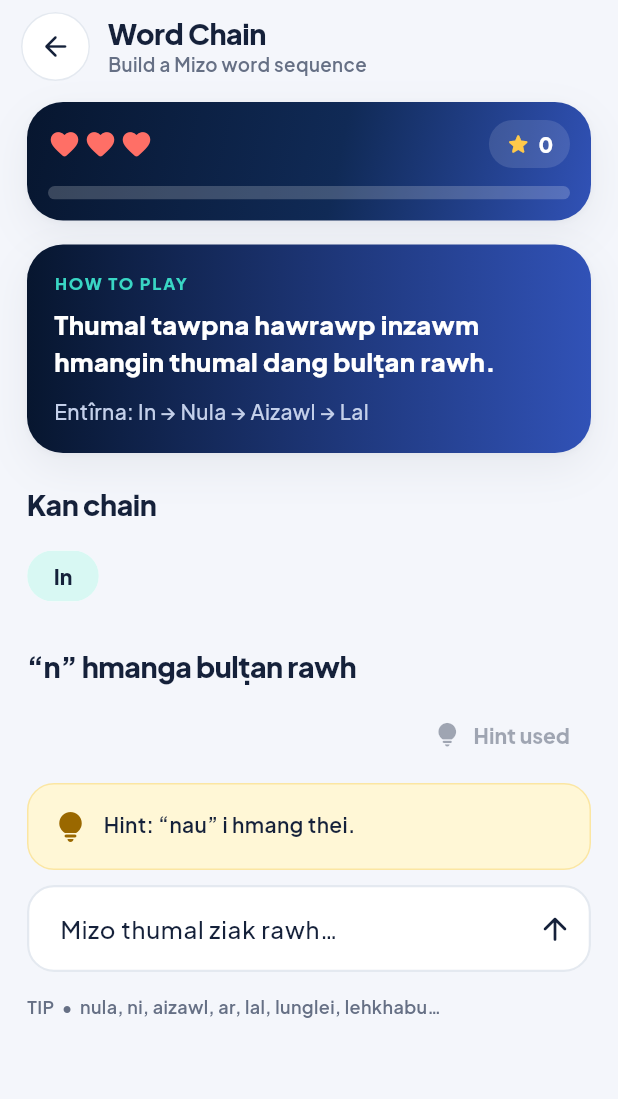
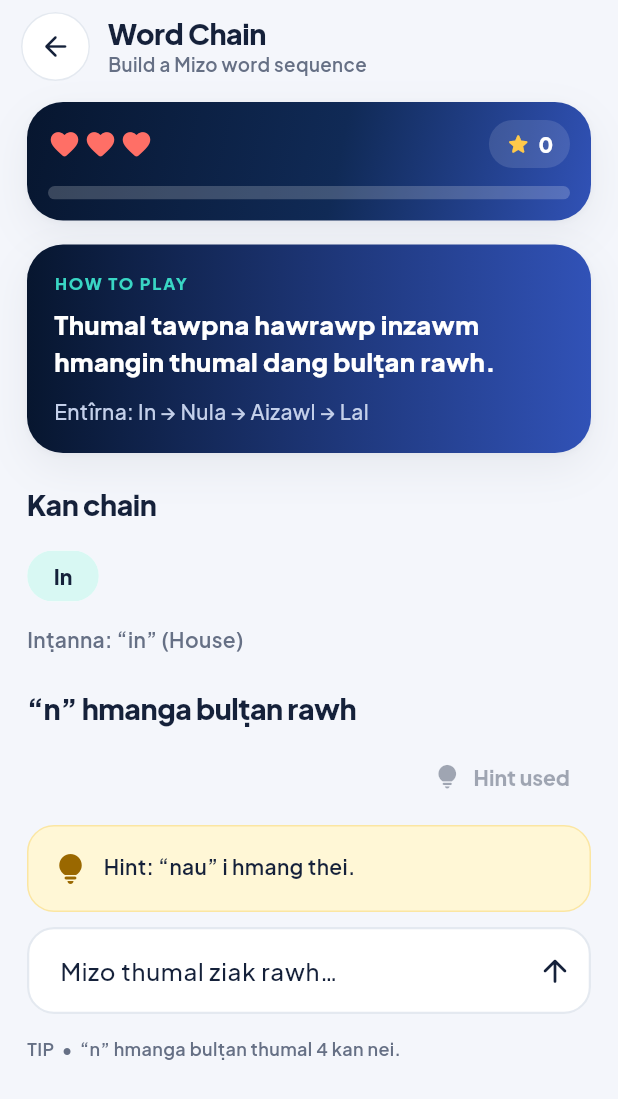
Before and after one commit to thadomaloma/hnahsin, a Flutter app: the WordChainGame widget shown alone on an empty page, opened directly with empty values, after a tap on "Use a hint", on a phone screen of 412 x 824 dp. Shown: the top 1099 px of the screen. Run offline on Flutter 3.47's test engine with Material 3 defaults, Android fonts, the phone set to English and light mode, and no system bars; our stand-ins replace shared_preferences, sqflite; accounts and stored records are empty; project files that could hold a hidden picture were left out.

Commit message:
Link Word Chain words by Mizo alphabet letters
- Words split into the letters of the Mizo alphabet (aw, ch and ng are
  the only two-letter ones), so a "th", "kh" or "hm" word starts with t,
  k or h. The old cluster list left half the vocabulary unreachable and
  took hearts for links learners read as right. âw now counts as aw;
  ṭ stays its own letter.
- Only single words are chained; phrases are left out. Built-in words
  use the reviewed catalog spellings and lose their duplicate spellings.
- A round starts from a level-appropriate word with plenty of ways on,
  shows what each word means, explains which letter a wrong word starts
  with, and the tip counts the words that can come next.
- The hint suggests the easiest word that doesn't strand the learner.
  Next words come from an index instead of scanning the vocabulary.

Co-Authored-By: Claude Opus 5.5 <noreply@anthropic.com>

```diff
--- a/lib/src/data.dart
+++ b/lib/src/data.dart
@@ -505,7 +505,7 @@ const chainDictionary = <String>{
   'hming',
   'hnam',
   'in',
-  'inkhel',
+  'inkhêl',
   'kal',
   'lal',
   'lehkhabu',
@@ -519,25 +519,23 @@ const chainDictionary = <String>{
   'nula',
   'nu',
   'pa',
-  'par',
+  'pâr',
   'ram',
   'sakei',
   'sangha',
   'sava',
   'sikul',
-  'thian',
   'ṭhian',
   'thing',
   'thla',
-  'tlang',
+  'tlâng',
   'tlawmngaihna',
-  'tlan',
+  'tlân',
   'tui',
   'ui',
   'upa',
   'zai',
   'ziak',
-  'zirtirtu',
   'zirtîrtu',
 };
 
@@ -624,36 +622,26 @@ String foldMizo(String value) => normalizeMizo(value)
     .map((letter) => _plainLetters[letter] ?? letter)
     .join();
 
-const _mizoClusters = <String>[
-  'ch',
-  'kh',
-  'ng',
-  'ph',
-  'th',
-  'tl',
-  'hm',
-  'hl',
-  'hr',
-  'lh',
-  'rh',
-  'aw'
-];
+/// The two-letter letters of the Mizo alphabet (A AW B CH D E F G NG H I J
+/// K L M N O P R S T Ṭ U V Z). Clusters such as th, kh or hm are two
+/// letters, as a learner reading the alphabet would count them.
+const _mizoDigraphs = <String>['aw', 'ch', 'ng'];
 
+/// [value] split into Mizo alphabet letters. Circumflexes are dropped (â is
+/// still the letter a, and âw is still aw); ṭ stays its own letter.
 List<String> mizoUnits(String value) {
-  final normalized = normalizeMizo(value);
+  final letters = normalizeMizo(value)
+      .split('')
+      .map((letter) => letter == 'ṭ' ? letter : (_plainLetters[letter] ?? letter))
+      .join();
   final units = <String>[];
   var index = 0;
-  while (index < normalized.length) {
-    final matches = _mizoClusters
-        .where((candidate) => normalized.startsWith(candidate, index));
-    if (matches.isNotEmpty) {
-      final match = matches.first;
-      units.add(match);
-      index += match.length;
-    } else {
-      units.add(normalized[index]);
-      index += 1;
-    }
+  while (index < letters.length) {
+    final digraph = _mizoDigraphs
+        .where((candidate) => letters.startsWith(candidate, index))
+        .firstOrNull;
+    units.add(digraph ?? letters[index]);
+    index += digraph?.length ?? 1;
   }
   return units;
 }
--- a/lib/src/games.dart
+++ b/lib/src/games.dart
@@ -885,7 +885,14 @@ class _WordChainGameState extends State<WordChainGame> {
   late final GameRuntime runtime;
   GameSession get session => runtime.session;
   final TextEditingController input = TextEditingController();
-  final List<String> chain = ['in'];
+  final List<String> chain = [];
+  late final Set<String> vocabulary;
+
+  /// Vocabulary words by their first letter, for finding what can follow.
+  late final Map<String, List<String>> byFirstLetter;
+
+  /// Catalog entries by normalized word, for meanings and difficulty.
+  late final Map<String, WordEntry> entries;
   String? message;
   bool messageIsError = false;
   bool finishing = false;
@@ -902,6 +909,17 @@ class _WordChainGameState extends State<WordChainGame> {
       },
       onTimedOut: _timedOut,
     );
+    vocabulary = widget.controller.chainVocabulary;
+    byFirstLetter = <String, List<String>>{};
+    for (final word in vocabulary) {
+      (byFirstLetter[firstMizoUnit(word)] ??= <String>[]).add(word);
+    }
+    entries = <String, WordEntry>{
+      for (final entry in widget.controller.wordCatalog.reversed)
+        normalizeMizo(entry.word): entry,
+    };
+    final start = _pickStart();
+    chain.add(start);
     unawaited(
       runtime.initialize(
         currentIndex: () => chain.length - 1,
@@ -917,7 +935,7 @@ class _WordChainGameState extends State<WordChainGame> {
               const <String>[];
           chain
             ..clear()
-            ..addAll(savedChain.isEmpty ? const <String>['in'] : savedChain);
+            ..addAll(savedChain.isEmpty ? <String>[start] : savedChain);
           message = snapshot.payload['message'] as String?;
           messageIsError = snapshot.payload['messageIsError'] as bool? ?? false;
         },
@@ -946,29 +964,61 @@ class _WordChainGameState extends State<WordChainGame> {
     );
   }
 
+  /// A word to start from: at the learner's level, with plenty of words
+  /// that can follow it, so every round opens differently.
+  String _pickStart() {
+    final starts = widget.controller.wordCatalog.where((entry) {
+      final word = normalizeMizo(entry.word);
+      return vocabulary.contains(word) && _nextWords(word).length >= 8;
+    });
+    final picked = pickWordsForLevel(
+        widget.controller, 'word_chain', starts, 1, session.random);
+    return picked.isEmpty ? 'in' : normalizeMizo(picked.single.word);
+  }
+
   static bool _links(String from, String to) =>
-      foldMizo(lastMizoUnit(from)) == foldMizo(firstMizoUnit(to));
+      lastMizoUnit(from) == firstMizoUnit(to);
 
   /// Unused words that could follow [word] in the chain.
-  Iterable<String> _nextWords(String word, Set<String> vocabulary) => vocabulary
-      .where((next) => next != word && !chain.contains(next))
-      .where((next) => _links(word, next));
+  Iterable<String> _nextWords(String word) =>
+      (byFirstLetter[lastMizoUnit(word)] ?? const <String>[])
+          .where((next) => next != word && !chain.contains(next));
+
+  /// Words that can come next without leaving the learner stuck.
+  List<String> get _playable {
+    final lastTurn = chain.length == 5;
+    return _nextWords(chain.last)
+        .where((word) => lastTurn || _nextWords(word).isNotEmpty)
+        .toList();
+  }
 
   String get _hintWord {
-    final vocabulary = widget.controller.chainVocabulary;
-    final lastTurn = chain.length == 5;
-    final matches = _nextWords(chain.last, vocabulary)
-        .where((word) => lastTurn || _nextWords(word, vocabulary).isNotEmpty)
-        .toList()
-      ..sort();
+    // The easiest word the learner is likely to know.
+    final matches = _playable
+      ..sort((a, b) {
+        final byLevel = (entries[a]?.difficulty ?? 1)
+            .compareTo(entries[b]?.difficulty ?? 1);
+        return byLevel != 0 ? byLevel : a.compareTo(b);
+      });
     return matches.isEmpty
         ? 'A thumal dang ngaihtuah rawh.'
         : '“${matches.first}” i hmang thei.';
   }
 
+  /// “nula (young woman)” — what a word means, when the catalog knows.
+  String _withMeaning(String word) {
+    final entry = entries[word];
+    final meaning = entry == null
+        ? ''
+        : (entry.englishGloss.trim().isNotEmpty
+            ? entry.englishGloss.trim()
+            : entry.meaningMizo.trim());
+    return meaning.isEmpty ? '“$word”' : '“$word” ($meaning)';
+  }
+
   /// The vocabulary spelling of what was typed; â, ṭ and friends are
   /// optional as long as only one known word matches.
-  String? _resolve(String typed, Set<String> vocabulary) {
+  String? _resolve(String typed) {
     if (vocabulary.contains(typed)) return typed;
     final folded = foldMizo(typed);
     final matches = vocabulary.where((word) => foldMizo(word) == folded);
@@ -980,8 +1030,7 @@ class _WordChainGameState extends State<WordChainGame> {
     final typed = normalizeMizo(input.text);
     final needed = lastMizoUnit(chain.last);
     if (typed.isEmpty) return;
-    final vocabulary = widget.controller.chainVocabulary;
-    final resolved = _resolve(typed, vocabulary);
+    final resolved = _resolve(typed);
     // A word we don't know yet may still be real Mizo, and a word nothing
     // can follow would leave the learner stuck; neither costs a heart.
     String? notice;
@@ -991,7 +1040,7 @@ class _WordChainGameState extends State<WordChainGame> {
     } else if (!chain.contains(resolved) &&
         _links(chain.last, resolved) &&
         chain.length < 5 &&
-        _nextWords(resolved, vocabulary).isEmpty) {
+        _nextWords(resolved).isEmpty) {
       notice = '“$resolved” a dik, mahse “${lastMizoUnit(resolved)}” hmanga '
           'bulṭan thumal kan la nei lo. Thumal dang ziak rawh.';
     }
@@ -1009,7 +1058,8 @@ class _WordChainGameState extends State<WordChainGame> {
     if (chain.contains(word)) {
       error = 'He thumal hi i hmang tawh.';
     } else if (!_links(chain.last, word)) {
-      error = '“$needed” hmanga bulṭan tûr a ni.';
+      error = '“$word” chu “${firstMizoUnit(word)}” hmangin a inṭan; '
+          '“$needed” hmanga bulṭan tûr a ni.';
     }
     if (error != null) {
       HapticFeedback.mediumImpact();
@@ -1031,7 +1081,10 @@ class _WordChainGameState extends State<WordChainGame> {
     setState(() {
       chain.add(word);
       input.clear();
-      message = 'A dik e! “${lastMizoUnit(word)}” hmanga zawm leh rawh.';
+      // The card's own heading already says “A dik e!”.
+      message = chain.length == 6
+          ? _withMeaning(word)
+          : '${_withMeaning(word)}\n“${lastMizoUnit(word)}” hmanga zawm leh rawh.';
       messageIsError = false;
       runtime.answer(true);
     });
@@ -1090,6 +1143,12 @@ class _WordChainGameState extends State<WordChainGame> {
                     backgroundColor: const Color(0xFFD8F8F3),
                     side: BorderSide.none))
                 .toList()),
+        if (chain.length == 1) ...[
+          const SizedBox(height: 8),
+          Text('Inṭanna: ${_withMeaning(chain.single)}',
+              style: const TextStyle(
+                  color: QuestColors.slate, fontWeight: FontWeight.w600)),
+        ],
         const SizedBox(height: 24),
         Text('“$needed” hmanga bulṭan rawh',
             style: Theme.of(context).textTheme.titleLarge),
@@ -1115,8 +1174,8 @@ class _WordChainGameState extends State<WordChainGame> {
           FeedbackCard(correct: !messageIsError, message: message!)
         ],
         const SizedBox(height: 14),
-        const Text('TIP  •  nula, ni, aizawl, ar, lal, lunglei, lehkhabu…',
-            style: TextStyle(
+        Text('TIP  •  “$needed” hmanga bulṭan thumal ${_playable.length} kan nei.',
+            style: const TextStyle(
                 color: QuestColors.slate,
                 fontSize: 12,
                 fontWeight: FontWeight.w600)),
```
Also changed, not shown: lib/src/controller.dart (+6 -1 lines), 2 other files.
